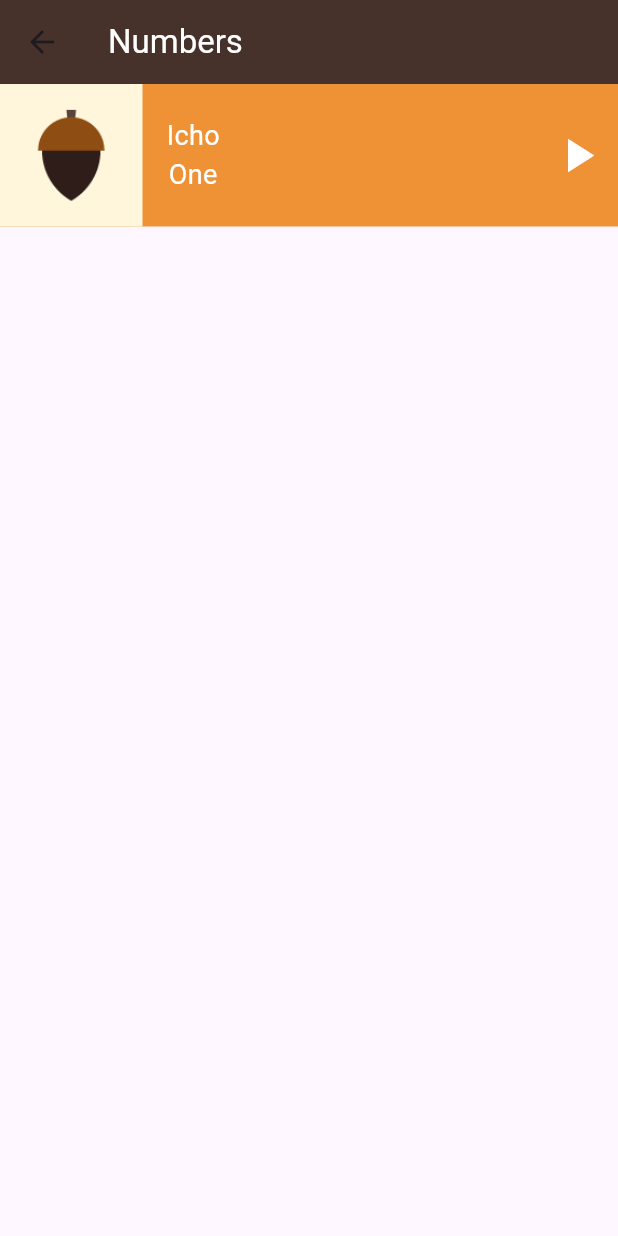
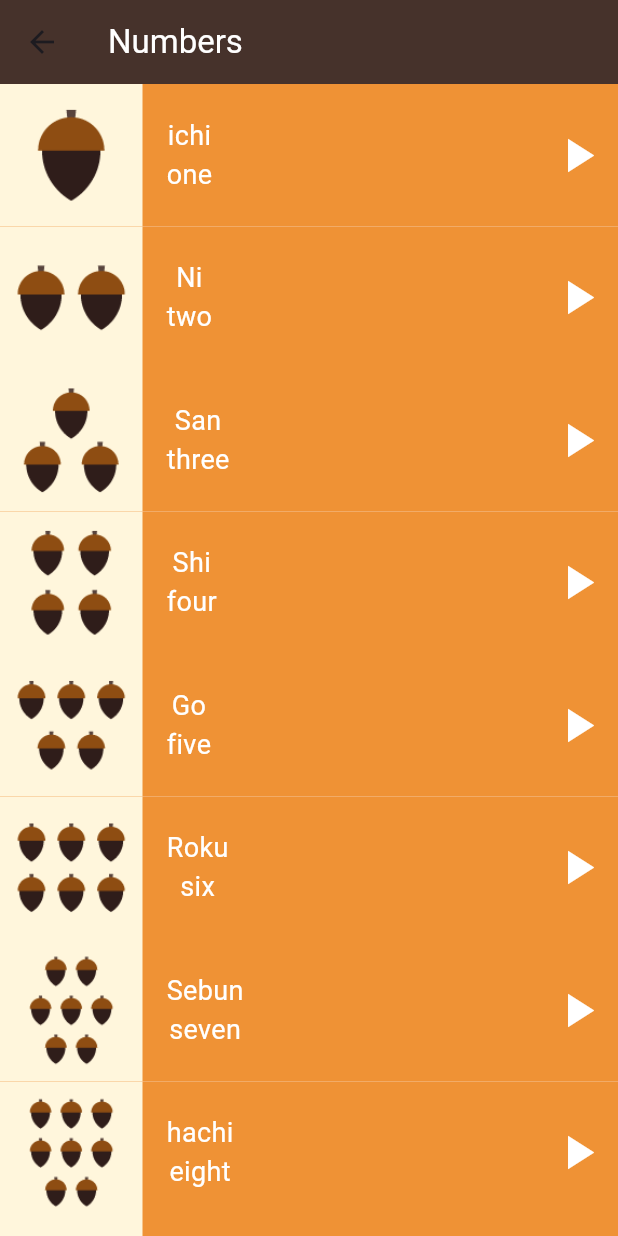
Before and after one commit to ali4hassan9ali2022/language_learning_app, a Flutter app: the NumbersView screen opened directly, on a phone screen of 412 x 824 dp. Run offline on Flutter 3.47's test engine with Material 3 defaults, Android fonts, the phone set to English and light mode, and no system bars; our stand-ins replace audioplayers.

Commit message:
finish numbers view

```diff
--- a/lib/Views/numbers_view.dart
+++ b/lib/Views/numbers_view.dart
@@ -1,9 +1,71 @@
 import 'package:flutter/material.dart';
+import 'package:language_learning_app/Models/item_model.dart';
 import 'package:language_learning_app/Widgets/list_item.dart';
 
 class NumbersView extends StatelessWidget {
   const NumbersView({super.key});
-
+  final List<ItemModel> numbers = const [
+    ItemModel(
+      sound: 'sounds/numbers/number_one_sound.mp3',
+      jpName: 'ichi',
+      enName: 'one',
+      image: 'assets/images/numbers/number_one.png',
+    ),
+    ItemModel(
+      sound: 'sounds/numbers/number_two_sound.mp3',
+      jpName: 'Ni',
+      enName: 'two',
+      image: 'assets/images/numbers/number_two.png',
+    ),
+    ItemModel(
+      sound: 'sounds/numbers/number_one_sound.mp3',
+      jpName: 'San',
+      enName: 'three',
+      image: 'assets/images/numbers/number_three.png',
+    ),
+    ItemModel(
+      sound: 'sounds/numbers/number_one_sound.mp3',
+      jpName: 'Shi',
+      enName: 'four',
+      image: 'assets/images/numbers/number_four.png',
+    ),
+    ItemModel(
+      sound: 'sounds/numbers/number_one_sound.mp3',
+      jpName: 'Go',
+      enName: 'five',
+      image: 'assets/images/numbers/number_five.png',
+    ),
+    ItemModel(
+      sound: 'sounds/numbers/number_one_sound.mp3',
+      jpName: 'Roku',
+      enName: 'six',
+      image: 'assets/images/numbers/number_six.png',
+    ),
+    ItemModel(
+      sound: 'sounds/numbers/number_one_sound.mp3',
+      jpName: 'Sebun',
+      enName: 'seven',
+      image: 'assets/images/numbers/number_seven.png',
+    ),
+    ItemModel(
+      sound: 'sounds/numbers/number_one_sound.mp3',
+      jpName: 'hachi',
+      enName: 'eight',
+      image: 'assets/images/numbers/number_eight.png',
+    ),
+    ItemModel(
+      sound: 'sounds/numbers/number_one_sound.mp3',
+      jpName: 'Kyū',
+      enName: 'nine',
+      image: 'assets/images/numbers/number_nine.png',
+    ),
+    ItemModel(
+      sound: 'sounds/numbers/number_one_sound.mp3',
+      jpName: 'Jū',
+      enName: 'ten',
+      image: 'assets/images/numbers/number_ten.png',
+    ),
+  ];
   @override
   Widget build(BuildContext context) {
     return Scaffold(
@@ -16,7 +78,12 @@ class NumbersView extends StatelessWidget {
           ),
         ),
       ),
-      body: const ListItem(),
+      body: ListView.builder(
+        itemCount: numbers.length,
+        itemBuilder: (context, index) {
+          return ListItem(item: numbers[index]);
+        },
+      ),
     );
   }
 }
--- a/lib/Widgets/list_item.dart
+++ b/lib/Widgets/list_item.dart
@@ -1,10 +1,12 @@
 import 'package:flutter/material.dart';
+import 'package:language_learning_app/Models/item_model.dart';
 
 class ListItem extends StatelessWidget {
   const ListItem({
     super.key,
+    required this.item,
   });
-
+  final ItemModel item;
   @override
   Widget build(BuildContext context) {
     return Container(
@@ -14,23 +16,23 @@ class ListItem extends StatelessWidget {
         children: [
           Container(
             color: const Color(0xffFFF6DC),
-            child: Image.asset("assets/images/numbers/number_one.png"),
+            child: Image.asset(item.image!),
           ),
-          const Padding(
-            padding: EdgeInsets.only(left: 16),
+          Padding(
+            padding: const EdgeInsets.only(left: 16),
             child: Column(
               mainAxisAlignment: MainAxisAlignment.center,
               children: [
                 Text(
-                  "Icho",
-                  style: TextStyle(
+                  item.jpName,
+                  style: const TextStyle(
                     color: Colors.white,
                     fontSize: 18,
                   ),
                 ),
                 Text(
-                  "One",
-                  style: TextStyle(
+                  item.enName,
+                  style: const TextStyle(
                     color: Colors.white,
                     fontSize: 18,
                   ),
@@ -40,7 +42,9 @@ class ListItem extends StatelessWidget {
           ),
           const Spacer(),
           IconButton(
-              onPressed: () {},
+              onPressed: () {
+                item.playSound();
+              },
               icon: const Icon(
                 Icons.play_arrow,
                 size: 38,
```
